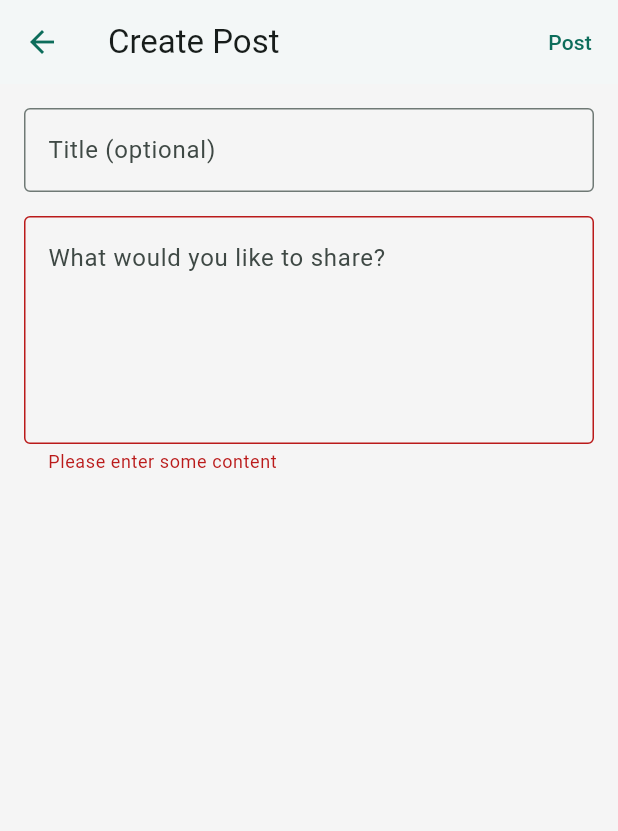
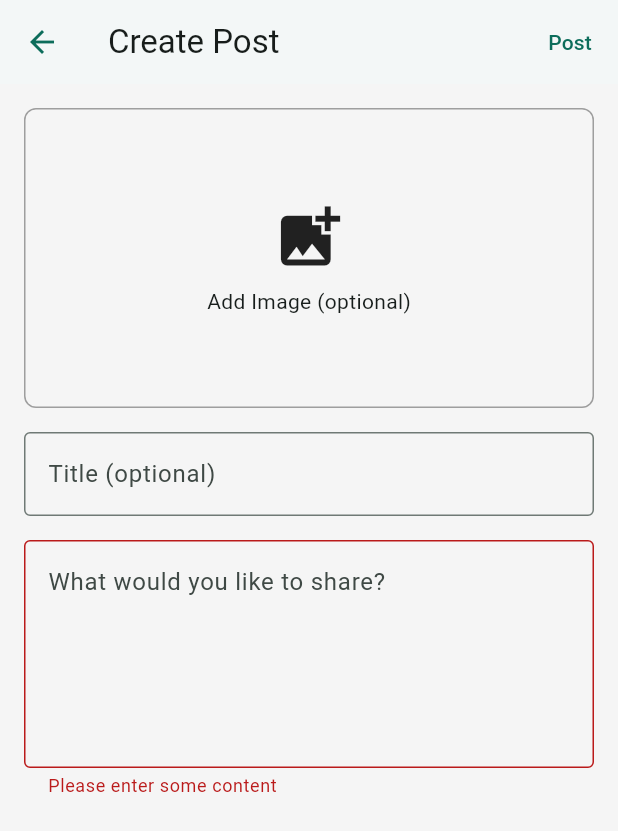
Before and after one commit to JuniorCarti/Haraka-Afya_AI, a Flutter app: the CreatePostScreen screen opened by its route, after a tap on "Post", on a phone screen of 412 x 824 dp. Shown: the top 831 px of the screen. Run offline on Flutter 3.47's test engine with Material 3 defaults, Android fonts, the phone set to English and light mode, and no system bars; our stand-ins replace cached_network_image, cloud_firestore, firebase_auth, firebase_core, flutter_dotenv, flutter_svg and 7 more; missing offline and left inert: flutter_polyline_points; accounts and stored records are empty; project files that could hold a hidden picture were left out.

Commit message:
feat(create-post): implement image selection UI with placeholder for Firebase Storage upload

```diff
--- a/lib/features/overview_page.dart
+++ b/lib/features/overview_page.dart
@@ -59,7 +59,7 @@ class _OverviewPageState extends State<OverviewPage> {
 
     setState(() {
       _recentActivities =
-          activities.docs.map((doc) => doc.data() as Map<String, dynamic>).toList();
+          activities.docs.map((doc) => doc.data()).toList();
     });
   }
 
--- a/lib/pages/health/health_stats_edit_page.dart
+++ b/lib/pages/health/health_stats_edit_page.dart
@@ -1,5 +1,4 @@
 import 'package:flutter/material.dart';
-import 'package:cloud_firestore/cloud_firestore.dart';
 import 'package:firebase_auth/firebase_auth.dart';
 import 'package:haraka_afya_ai/models/health_stats.dart';
 import 'package:haraka_afya_ai/services/health_service.dart';
--- a/lib/screens/create_post_screen.dart
+++ b/lib/screens/create_post_screen.dart
@@ -1,8 +1,10 @@
 import 'package:flutter/material.dart';
 import 'package:provider/provider.dart';
-import 'package:firebase_auth/firebase_auth.dart'; // Add this import
+import 'package:firebase_auth/firebase_auth.dart';
+import 'package:image_picker/image_picker.dart'; // For image picking
 import '../models/post.dart';
 import '../repositories/post_repository.dart';
+import 'dart:io';
 
 class CreatePostScreen extends StatefulWidget {
   const CreatePostScreen({super.key});
@@ -13,20 +15,50 @@ class CreatePostScreen extends StatefulWidget {
 
 class _CreatePostScreenState extends State<CreatePostScreen> {
   final _formKey = GlobalKey<FormState>();
-  final _titleController = TextEditingController(); // Added title controller
+  final _titleController = TextEditingController();
   final _contentController = TextEditingController();
+  XFile? _selectedImage; // To hold the selected image file
+  String? _imageUrl; // To hold the uploaded image URL
 
   @override
   void dispose() {
-    _titleController.dispose(); // Dispose title controller
+    _titleController.dispose();
     _contentController.dispose();
     super.dispose();
+  }
+
+  Future<void> _pickImage() async {
+    final picker = ImagePicker();
+    final pickedFile = await picker.pickImage(source: ImageSource.gallery);
+
+    if (pickedFile != null) {
+      setState(() {
+        _selectedImage = pickedFile;
+      });
+
+      // Here you would normally upload the image to Firebase Storage
+      // For now, we'll just keep the reference to the local file
+      // _uploadImage(pickedFile);
+    }
+  }
+
+  // Placeholder for image upload function
+  // Future<void> _uploadImage(XFile imageFile) async {
+  //   // TODO: Implement Firebase Storage upload
+  //   // This would upload the image and set _imageUrl to the download URL
+  // }
+
+  void _removeImage() {
+    setState(() {
+      _selectedImage = null;
+      _imageUrl = null;
+    });
   }
 
   @override
   Widget build(BuildContext context) {
     final postRepo = Provider.of<PostRepository>(context);
-    final currentUser = FirebaseAuth.instance.currentUser; // Now works with import
+    final currentUser = FirebaseAuth.instance.currentUser;
 
     return Scaffold(
       appBar: AppBar(
@@ -38,14 +70,58 @@ class _CreatePostScreenState extends State<CreatePostScreen> {
           ),
         ],
       ),
-      body: Padding(
+      body: SingleChildScrollView(
+        child: Padding(
           padding: const EdgeInsets.all(16),
           child: Form(
             key: _formKey,
             child: Column(
               children: [
+                // Image preview and selection
+                if (_selectedImage != null)
+                  Stack(
+                    alignment: Alignment.topRight,
+                    children: [
+                      Container(
+                        height: 200,
+                        width: double.infinity,
+                        decoration: BoxDecoration(
+                          borderRadius: BorderRadius.circular(8),
+                          image: DecorationImage(
+                            image: FileImage(File(_selectedImage!.path)),
+                            fit: BoxFit.cover,
+                          ),
+                        ),
+                      ),
+                      IconButton(
+                        icon: const Icon(Icons.close, color: Colors.white),
+                        onPressed: _removeImage,
+                      ),
+                    ],
+                  )
+                else
+                  GestureDetector(
+                    onTap: _pickImage,
+                    child: Container(
+                      height: 200,
+                      width: double.infinity,
+                      decoration: BoxDecoration(
+                        border: Border.all(color: Colors.grey),
+                        borderRadius: BorderRadius.circular(8),
+                      ),
+                      child: const Column(
+                        mainAxisAlignment: MainAxisAlignment.center,
+                        children: [
+                          Icon(Icons.add_photo_alternate, size: 50),
+                          SizedBox(height: 8),
+                          Text('Add Image (optional)'),
+                        ],
+                      ),
+                    ),
+                  ),
+                const SizedBox(height: 16),
                 TextFormField(
-                controller: _titleController, // Title field
+                  controller: _titleController,
                   decoration: const InputDecoration(
                     hintText: 'Title (optional)',
                     border: OutlineInputBorder(),
@@ -71,18 +147,25 @@ class _CreatePostScreenState extends State<CreatePostScreen> {
             ),
           ),
         ),
+      ),
     );
   }
 
   Future<void> _submitPost(PostRepository postRepo, User? user) async {
     if (_formKey.currentState!.validate() && user != null) {
+      // TODO: Uncomment and implement image upload when Firebase Storage is ready
+      // if (_selectedImage != null) {
+      //   await _uploadImage(_selectedImage!);
+      // }
+
       final newPost = Post(
         id: '', // Will be generated by Firestore
         authorId: user.uid,
         authorName: user.displayName ?? 'Anonymous',
         authorImage: user.photoURL ?? '',
-        title: _titleController.text, // Added title
+        title: _titleController.text,
         content: _contentController.text,
+        imageUrl: _imageUrl, // Will be null until Firebase Storage is implemented
         timestamp: DateTime.now(),
       );
 
```
Lines whose indentation alone changed are shown as unchanged.
